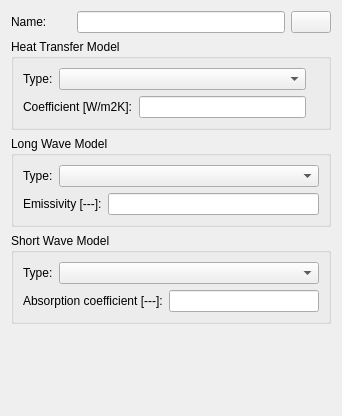
ghorwin/SIM-VICUS, file SIM-VICUS/src/SVDBBoundaryConditionEditWidget.ui: the form before one commit.
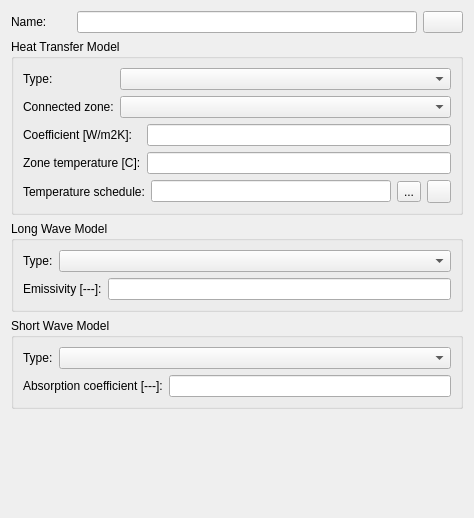
The form after the commit. Icons and pictures are not drawn. Custom widgets are drawn as their Qt base class.

Commit message: Boundary condition dialog extended to allow definition of constant/scheduled (ground) zones (closes #294)

What changed in the file:
```diff
--- a/SIM-VICUS/src/SVDBBoundaryConditionEditWidget.ui
+++ b/SIM-VICUS/src/SVDBBoundaryConditionEditWidget.ui
@@ -6,65 +6,17 @@
    <rect>
     <x>0</x>
     <y>0</y>
-    <width>342</width>
-    <height>416</height>
+    <width>474</width>
+    <height>518</height>
    </rect>
   </property>
   <property name="windowTitle">
    <string>Form</string>
   </property>
-  <layout class="QGridLayout" name="gridLayoutMaster">
-   <item row="0" column="2">
-    <widget class="QtExt::ColorButton" name="pushButtonColor">
-     <property name="sizePolicy">
-      <sizepolicy hsizetype="Fixed" vsizetype="Fixed">
-       <horstretch>0</horstretch>
-       <verstretch>0</verstretch>
-      </sizepolicy>
-     </property>
-    </widget>
-   </item>
-   <item row="3" column="0" colspan="3">
-    <widget class="QGroupBox" name="groupBoxShortWaveRad">
-     <property name="title">
-      <string>Short Wave Model</string>
-     </property>
-     <layout class="QGridLayout" name="gridLayout_3">
-      <item row="0" column="0" colspan="2">
-       <layout class="QHBoxLayout" name="horizontalLayout_3">
+  <layout class="QVBoxLayout" name="verticalLayoutMaster">
         <item>
-         <widget class="QLabel" name="labelSWModelType">
-          <property name="text">
-           <string>Type:</string>
-          </property>
-         </widget>
-        </item>
+    <layout class="QHBoxLayout" name="horizontalLayout">
         <item>
-         <widget class="QComboBox" name="comboBoxSWModelType">
-          <property name="sizePolicy">
-           <sizepolicy hsizetype="Expanding" vsizetype="Fixed">
-            <horstretch>0</horstretch>
-            <verstretch>0</verstretch>
-           </sizepolicy>
-          </property>
-         </widget>
-        </item>
-       </layout>
-      </item>
-      <item row="1" column="0">
-       <widget class="QLabel" name="labelSolarAbsorptionCoefficient">
-        <property name="text">
-         <string>Absorption coefficient [---]:</string>
-        </property>
-       </widget>
-      </item>
-      <item row="1" column="1">
-       <widget class="QtExt::ValidatingLineEdit" name="lineEditSolarAbsorptionCoefficient"/>
-      </item>
-     </layout>
-    </widget>
-   </item>
-   <item row="0" column="0">
     <widget class="QLabel" name="labelDisplayName">
      <property name="minimumSize">
       <size>
@@ -77,35 +29,41 @@
      </property>
     </widget>
    </item>
-   <item row="4" column="1">
-    <spacer name="verticalSpacer">
-     <property name="orientation">
-      <enum>Qt::Vertical</enum>
-     </property>
-     <property name="sizeHint" stdset="0">
+     <item>
+      <widget class="QtExt::LanguageStringEditWidget1" name="lineEditName"/>
+     </item>
+     <item>
+      <widget class="QtExt::ColorButton" name="pushButtonColor">
+       <property name="sizePolicy">
+        <sizepolicy hsizetype="Fixed" vsizetype="Fixed">
+         <horstretch>0</horstretch>
+         <verstretch>0</verstretch>
+        </sizepolicy>
+       </property>
+       <property name="minimumSize">
       <size>
-       <width>20</width>
-       <height>151</height>
-      </size>
-     </property>
-    </spacer>
-   </item>
-   <item row="1" column="0" colspan="3">
+         <width>40</width>
+         <height>0</height>
+        </size>
+       </property>
+      </widget>
+     </item>
+    </layout>
+   </item>
+   <item>
     <widget class="QGroupBox" name="groupBoxHeatTransfer">
      <property name="title">
       <string>Heat Transfer Model</string>
      </property>
-     <layout class="QGridLayout" name="gridLayout">
-      <item row="0" column="0" colspan="2">
-       <layout class="QHBoxLayout" name="horizontalLayout">
-        <item>
+     <layout class="QGridLayout" name="gridLayout_4">
+      <item row="0" column="0">
          <widget class="QLabel" name="labelHeatTransferCoeffModelType">
           <property name="text">
            <string>Type:</string>
           </property>
          </widget>
         </item>
-        <item>
+      <item row="0" column="1" colspan="2">
          <widget class="QComboBox" name="comboBoxHeatTransferCoeffModelType">
           <property name="sizePolicy">
            <sizepolicy hsizetype="Expanding" vsizetype="Fixed">
@@ -115,32 +73,80 @@
           </property>
          </widget>
         </item>
-       </layout>
-      </item>
       <item row="1" column="0">
+       <widget class="QLabel" name="labelConnectedZoneType">
+        <property name="text">
+         <string>Connected zone:</string>
+        </property>
+       </widget>
+      </item>
+      <item row="1" column="1" colspan="2">
+       <widget class="QComboBox" name="comboBoxConnectedZoneType">
+        <property name="sizePolicy">
+         <sizepolicy hsizetype="Expanding" vsizetype="Fixed">
+          <horstretch>0</horstretch>
+          <verstretch>0</verstretch>
+         </sizepolicy>
+        </property>
+       </widget>
+      </item>
+      <item row="2" column="0" colspan="2">
        <widget class="QLabel" name="labelHeatTransferCoefficient">
         <property name="text">
          <string>Coefficient [W/m2K]:</string>
         </property>
        </widget>
       </item>
-      <item row="1" column="1">
+      <item row="2" column="2">
        <widget class="QtExt::ValidatingLineEdit" name="lineEditHeatTransferCoefficient"/>
       </item>
-      <item row="1" column="2">
-       <widget class="QLabel" name="labelHeatTransferCoefficientUnit">
+      <item row="3" column="0" colspan="2">
+       <widget class="QLabel" name="labelZoneConstTemperature">
         <property name="text">
-         <string/>
+         <string>Zone temperature [C]:</string>
         </property>
        </widget>
       </item>
-     </layout>
+      <item row="3" column="2">
+       <widget class="QtExt::ValidatingLineEdit" name="lineEditZoneConstTemperature"/>
+      </item>
+      <item row="4" column="0" colspan="3">
+       <layout class="QGridLayout" name="gridLayout">
+        <item row="0" column="0">
+         <widget class="QLabel" name="labelScheduleZoneTemperature">
+          <property name="text">
+           <string>Temperature schedule:</string>
+          </property>
     </widget>
    </item>
    <item row="0" column="1">
-    <widget class="QtExt::LanguageStringEditWidget1" name="lineEditName"/>
-   </item>
-   <item row="2" column="0" colspan="3">
+         <widget class="QLineEdit" name="lineEditTemperatureScheduleName">
+          <property name="readOnly">
+           <bool>true</bool>
+          </property>
+         </widget>
+        </item>
+        <item row="0" column="2">
+         <widget class="QToolButton" name="toolButtonSelectTemperatureSchedule">
+          <property name="text">
+           <string>...</string>
+          </property>
+         </widget>
+        </item>
+        <item row="0" column="3">
+         <widget class="QToolButton" name="toolButtonRemoveTemperatureSchedule">
+          <property name="icon">
+           <iconset resource="../resources/SIM-VICUS.qrc">
+            <normaloff>:/gfx/actions/24x24/minus.png</normaloff>:/gfx/actions/24x24/minus.png</iconset>
+          </property>
+         </widget>
+        </item>
+       </layout>
+      </item>
+     </layout>
+    </widget>
+   </item>
+   <item>
     <widget class="QGroupBox" name="groupBoxLongWaveExchange">
      <property name="title">
       <string>Long Wave Model</string>
@@ -180,6 +186,59 @@
      </layout>
     </widget>
    </item>
+   <item>
+    <widget class="QGroupBox" name="groupBoxShortWaveRad">
+     <property name="title">
+      <string>Short Wave Model</string>
+     </property>
+     <layout class="QGridLayout" name="gridLayout_3">
+      <item row="0" column="0" colspan="2">
+       <layout class="QHBoxLayout" name="horizontalLayout_3">
+        <item>
+         <widget class="QLabel" name="labelSWModelType">
+          <property name="text">
+           <string>Type:</string>
+          </property>
+         </widget>
+        </item>
+        <item>
+         <widget class="QComboBox" name="comboBoxSWModelType">
+          <property name="sizePolicy">
+           <sizepolicy hsizetype="Expanding" vsizetype="Fixed">
+            <horstretch>0</horstretch>
+            <verstretch>0</verstretch>
+           </sizepolicy>
+          </property>
+         </widget>
+        </item>
+       </layout>
+      </item>
+      <item row="1" column="0">
+       <widget class="QLabel" name="labelSolarAbsorptionCoefficient">
+        <property name="text">
+         <string>Absorption coefficient [---]:</string>
+        </property>
+       </widget>
+      </item>
+      <item row="1" column="1">
+       <widget class="QtExt::ValidatingLineEdit" name="lineEditSolarAbsorptionCoefficient"/>
+      </item>
+     </layout>
+    </widget>
+   </item>
+   <item>
+    <spacer name="verticalSpacer">
+     <property name="orientation">
+      <enum>Qt::Vertical</enum>
+     </property>
+     <property name="sizeHint" stdset="0">
+      <size>
+       <width>20</width>
+       <height>151</height>
+      </size>
+     </property>
+    </spacer>
+   </item>
   </layout>
  </widget>
  <customwidgets>
```
Left out of the diff: 8 changed lines with no effect on the pictures. Lines whose indentation alone changed are shown as unchanged. The commit also changes 6 other files.
